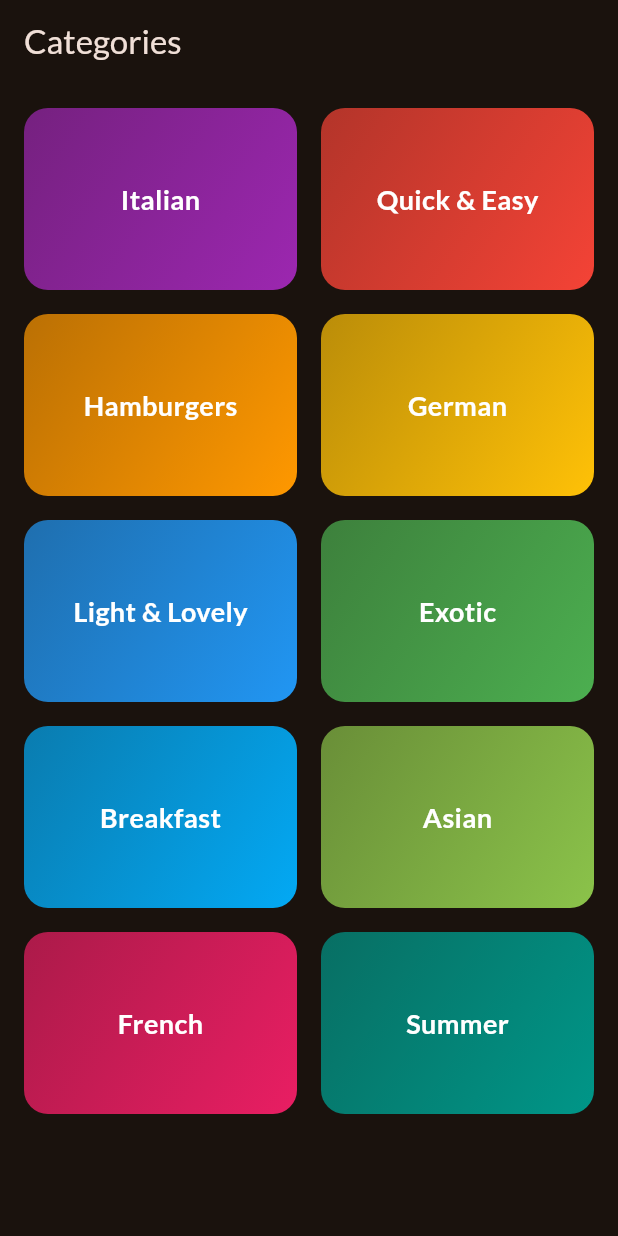
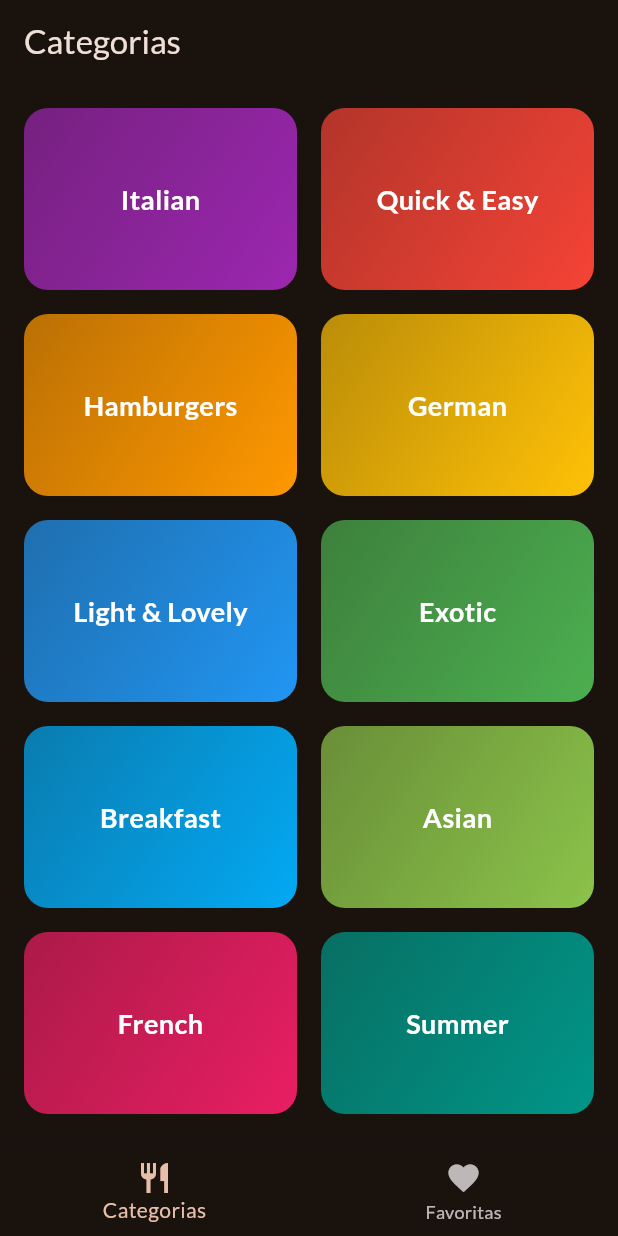
Before and after one commit to Afonso247/meals-museum, a Flutter app: the screen it shows after launch, on a phone screen of 412 x 824 dp. Run offline on Flutter 3.47's test engine with Material 3 defaults, Android fonts, the phone set to English and light mode, and no system bars; our stand-ins replace google_fonts, transparent_image.

Commit message:
feat: implementacao de TabsScreen para navegacao em Tabs (+correcoes)

```diff
--- a/lib/main.dart
+++ b/lib/main.dart
@@ -1,7 +1,7 @@
 import 'package:flutter/material.dart';
 import 'package:google_fonts/google_fonts.dart';
 
-import 'package:meal_museum/screens/categories.dart';
+import 'package:meal_museum/screens/tabs.dart';
 
 final theme = ThemeData(
   useMaterial3: true,
@@ -21,6 +21,6 @@ class App extends StatelessWidget {
 
   @override
   Widget build(BuildContext context) {
-    return MaterialApp(theme: theme, home: CategoriesScreen());
+    return MaterialApp(theme: theme, home: TabsScreen());
   }
 }
--- a/lib/screens/categories.dart
+++ b/lib/screens/categories.dart
@@ -23,9 +23,7 @@ class CategoriesScreen extends StatelessWidget {
 
   @override
   Widget build(context) {
-    return Scaffold(
-      appBar: AppBar(title: const Text('Categories')),
-      body: GridView(
+    return GridView(
       padding: const EdgeInsets.all(16),
       gridDelegate: const SliverGridDelegateWithFixedCrossAxisCount(
         crossAxisCount: 2, // 2 colunas
@@ -41,7 +39,6 @@ class CategoriesScreen extends StatelessWidget {
             onSelectCategory: () => _selectCategory(context, category),
           ),
       ],
-      ),
     );
   }
 }
--- /dev/null
+++ b/lib/screens/tabs.dart
@@ -0,0 +1,51 @@
+import 'package:flutter/material.dart';
+
+import 'package:meal_museum/screens/categories.dart';
+import 'package:meal_museum/screens/meals.dart';
+
+class TabsScreen extends StatefulWidget {
+  const TabsScreen({super.key});
+
+  @override
+  State<TabsScreen> createState() => _TabsScreenState();
+}
+
+class _TabsScreenState extends State<TabsScreen> {
+  int _selectedPageIndex = 0;
+
+  void _selectPage(int index) {
+    setState(() {
+      _selectedPageIndex = index;
+    });
+  }
+
+  @override
+  Widget build(BuildContext context) {
+    Widget activePage = CategoriesScreen();
+    String activePageTitle = 'Categorias';
+
+    if (_selectedPageIndex == 1) {
+      activePage = MealsScreen(meals: []);
+      activePageTitle = 'Favoritas';
+    }
+
+    return Scaffold(
+      appBar: AppBar(title: Text(activePageTitle)),
+      body: activePage,
+      bottomNavigationBar: BottomNavigationBar(
+        onTap: (index) => _selectPage(index),
+        currentIndex: _selectedPageIndex,
+        items: const [
+          BottomNavigationBarItem(
+            icon: Icon(Icons.restaurant),
+            label: 'Categorias',
+          ),
+          BottomNavigationBarItem(
+            icon: Icon(Icons.favorite),
+            label: 'Favoritas',
+          ),
+        ],
+      ),
+    );
+  }
+}
```
Also changed, not shown: lib/screens/meals.dart (+14 -10 lines). Lines whose indentation alone changed are shown as unchanged.
